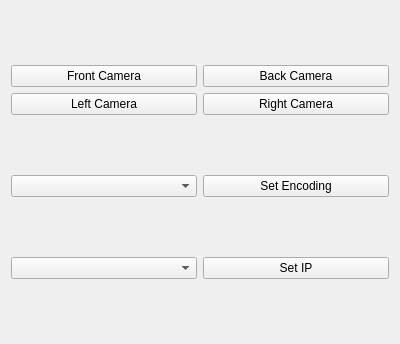
Above: src/gstreamer/resource/gstreamer-select.ui from GOFIRST-Robotics/Lunabotics before the change. Below: the same form after it.
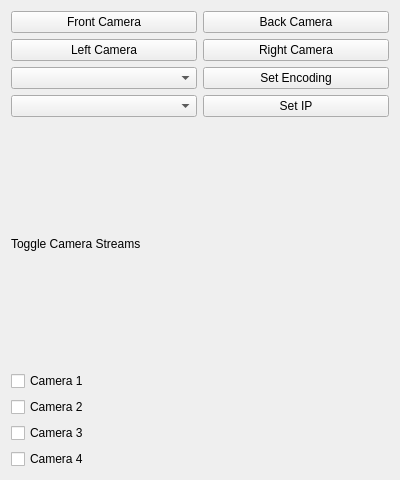
That is the form after the change.

Commit message: Add support for multiple camera streams with parameterized GstreamerClient (only works for Camera1 right now)

```diff
--- a/src/gstreamer/resource/gstreamer-select.ui
+++ b/src/gstreamer/resource/gstreamer-select.ui
@@ -7,13 +7,13 @@
     <x>0</x>
     <y>0</y>
     <width>400</width>
-    <height>344</height>
+    <height>480</height>
    </rect>
   </property>
   <property name="windowTitle">
    <string>Camera Control</string>
   </property>
-  <layout class="QVBoxLayout" name="verticalLayout" stretch="0,0,0">
+  <layout class="QVBoxLayout" name="verticalLayout" stretch="0,0,0,0,0,0,0,0">
    <item>
     <layout class="QGridLayout" name="gridLayout">
      <item row="0" column="0">
@@ -93,6 +93,41 @@
      </item>
     </layout>
    </item>
+   <item>
+    <widget class="QLabel" name="label">
+     <property name="text">
+      <string>Toggle Camera Streams</string>
+     </property>
+    </widget>
+   </item>
+   <item>
+    <widget class="QCheckBox" name="camera1_checkbox">
+     <property name="text">
+      <string>Camera 1</string>
+     </property>
+    </widget>
+   </item>
+   <item>
+    <widget class="QCheckBox" name="camera2_checkbox">
+     <property name="text">
+      <string>Camera 2</string>
+     </property>
+    </widget>
+   </item>
+   <item>
+    <widget class="QCheckBox" name="camera3_checkbox">
+     <property name="text">
+      <string>Camera 3</string>
+     </property>
+    </widget>
+   </item>
+   <item>
+    <widget class="QCheckBox" name="camera4_checkbox">
+     <property name="text">
+      <string>Camera 4</string>
+     </property>
+    </widget>
+   </item>
   </layout>
  </widget>
  <resources/>
```
The commit also changes 9 other files.
